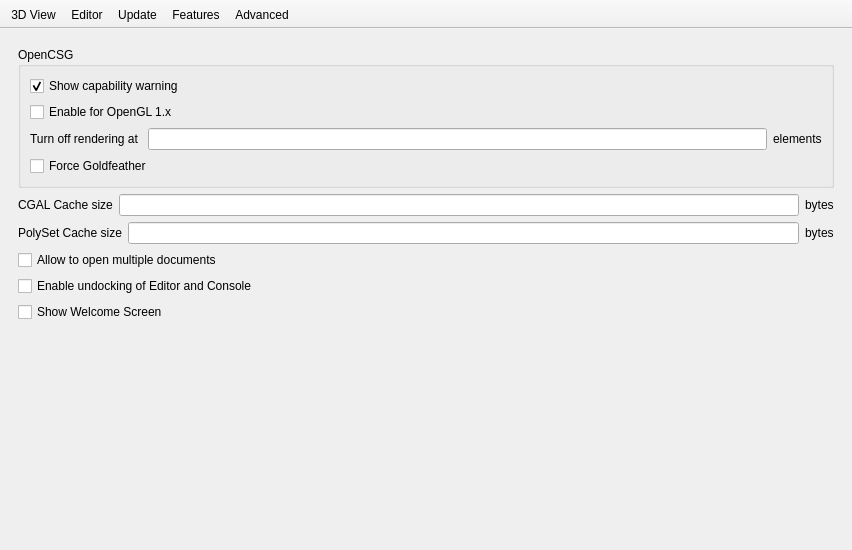
First picture: the form in src/Preferences.ui, repository openscad/openscad, before the edit.
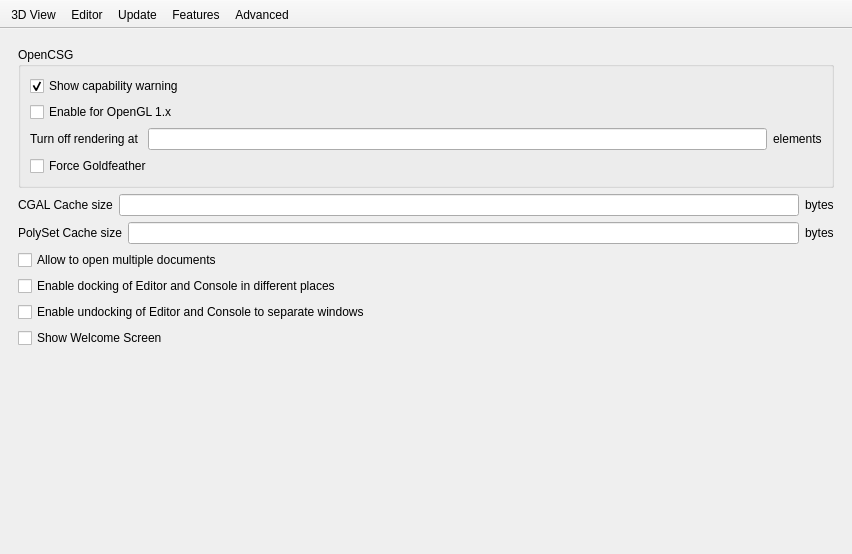
Second picture: the form after the edit. The open tabs and pages were chosen to show the change. Icons and pictures are not drawn.

Commit message: Add option to disable window reordering by removing the dock window title bar.

Diff of the .ui file:
```diff
--- a/src/Preferences.ui
+++ b/src/Preferences.ui
@@ -7,7 +7,7 @@
     <x>0</x>
     <y>0</y>
     <width>852</width>
-    <height>550</height>
+    <height>554</height>
    </rect>
   </property>
   <property name="sizePolicy">
@@ -685,10 +685,17 @@
           </property>
          </widget>
         </item>
+        <item>
+         <widget class="QCheckBox" name="reorderCheckBox">
+          <property name="text">
+           <string>Enable docking of Editor and Console in different places</string>
+          </property>
+         </widget>
+        </item>
         <item>
          <widget class="QCheckBox" name="undockCheckBox">
           <property name="text">
-           <string>Enable undocking of Editor and Console</string>
+           <string>Enable undocking of Editor and Console to separate windows</string>
           </property>
          </widget>
         </item>
```
Left out of the diff: 6 changed lines with no effect on the pictures. The commit also changes 4 other files.
